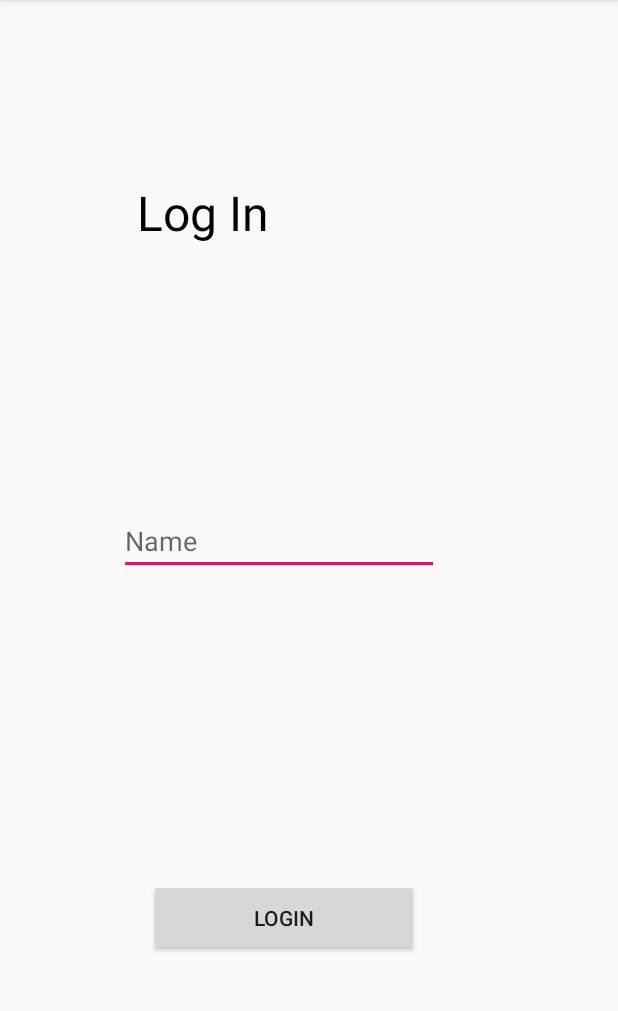
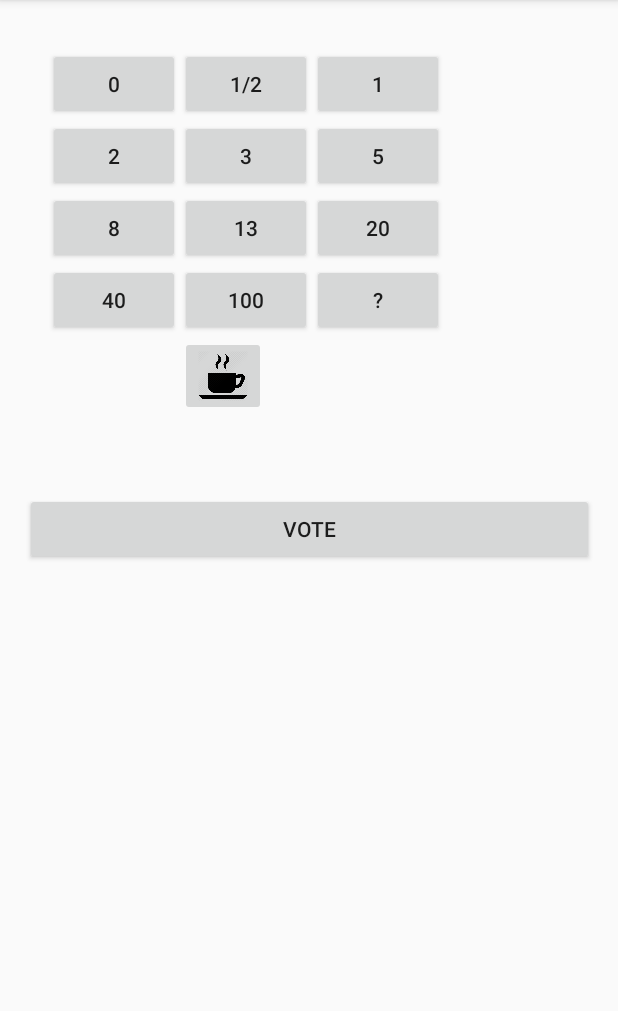
Before and after one commit to kotunde/AndroidPokerApp, an Android app: the screen it shows after launch (LoginScreen before the commit, VoteActivity after it), after a tap on "LOGIN", on a phone screen of 412 x 824 dp, the part 84-1095 px from its top. Run offline under Robolectric (Android 15) with nearby library versions, the phone set to English and light mode, and no system bars; 2 statements that could not run were skipped.

Commit message:
lkasjdf;a

```diff
--- a/PlanItPoker/app/build.gradle
+++ b/PlanItPoker/app/build.gradle
@@ -22,6 +22,7 @@ dependencies {
     implementation fileTree(dir: 'libs', include: ['*.jar'])
     implementation 'androidx.appcompat:appcompat:1.1.0'
     implementation 'androidx.constraintlayout:constraintlayout:1.1.3'
+    implementation 'androidx.recyclerview:recyclerview:1.0.0'
     testImplementation 'junit:junit:4.12'
     androidTestImplementation 'androidx.test.ext:junit:1.1.0'
     androidTestImplementation 'androidx.test.espresso:espresso-core:3.1.1'
--- a/PlanItPoker/app/src/main/AndroidManifest.xml
+++ b/PlanItPoker/app/src/main/AndroidManifest.xml
@@ -9,9 +9,9 @@
         android:roundIcon="@mipmap/ic_launcher_round"
         android:supportsRtl="true"
         android:theme="@style/AppTheme">
-        <activity android:name=".MainActivity">
-        </activity>
-        <activity android:name=".LoginScreen">
+        <activity android:name=".VoteFragment"></activity>
+        <activity android:name=".VoteActivity"></activity>
+        <activity android:name=".LoginScreenActivity">
             <intent-filter>
                 <action android:name="android.intent.action.MAIN" />
 
--- a/PlanItPoker/app/src/main/java/com/example/planitpoker/LoginScreen.java
+++ b/PlanItPoker/app/src/main/java/com/example/planitpoker/LoginScreenActivity.java
@@ -7,7 +7,7 @@ import android.os.Bundle;
 import android.view.View;
 import android.widget.TextView;
 
-public class LoginScreen extends AppCompatActivity {
+public class LoginScreenActivity extends AppCompatActivity {
 
     @Override
     protected void onCreate(Bundle savedInstanceState) {
@@ -22,7 +22,7 @@ public class LoginScreen extends AppCompatActivity {
 
         String Name = Name_id.getText().toString();
 
-        Intent intent = new Intent(this,MainActivity.class);
+        Intent intent = new Intent(this, VoteActivity.class);
         intent.putExtra("Login_name",Name);
         startActivity(intent);
 
--- a/PlanItPoker/app/src/main/java/com/example/planitpoker/MainActivity.java
+++ /dev/null
@@ -1,14 +0,0 @@
-package com.example.planitpoker;
-
-import androidx.appcompat.app.AppCompatActivity;
-
-import android.os.Bundle;
-
-public class MainActivity extends AppCompatActivity {
-
-    @Override
-    protected void onCreate(Bundle savedInstanceState) {
-        super.onCreate(savedInstanceState);
-        setContentView(R.layout.activity_main);
-    }
-}
--- /dev/null
+++ b/PlanItPoker/app/src/main/java/com/example/planitpoker/VoteActivity.java
@@ -0,0 +1,24 @@
+package com.example.planitpoker;
+
+import android.os.Bundle;
+import androidx.appcompat.app.AppCompatActivity;
+import androidx.fragment.app.FragmentTransaction;
+
+
+public class VoteActivity extends AppCompatActivity
+{
+
+    @Override
+    protected void onCreate(Bundle savedInstanceState)
+    {
+        super.onCreate(savedInstanceState);
+        setContentView(R.layout.activity_vote);
+        FragmentTransaction ft = getSupportFragmentManager().beginTransaction();
+        //ft.replace(R.id.fg_placeholder,new VoteFragment());
+        //ft.commit();
+        VoteFragment voteFragment = new VoteFragment();
+        ft.add(R.id.fg_placeholder,voteFragment);
+        ft.commit();
+
+    }
+}
--- /dev/null
+++ b/PlanItPoker/app/src/main/java/com/example/planitpoker/VoteFragment.java
@@ -0,0 +1,65 @@
+package com.example.planitpoker;
+
+import android.graphics.Bitmap;
+import android.graphics.drawable.BitmapDrawable;
+import android.graphics.drawable.Drawable;
+import android.os.Bundle;
+import android.view.LayoutInflater;
+import android.view.View;
+import android.view.ViewGroup;
+import android.widget.Button;
+import android.widget.GridLayout;
+import android.widget.ImageButton;
+import androidx.fragment.app.Fragment;
+
+import java.util.ArrayList;
+import java.util.Arrays;
+
+public class VoteFragment extends Fragment
+{
+
+    @Override
+    public View onCreateView(LayoutInflater inflater, ViewGroup container,Bundle savedInstanceState)
+    {
+        View retView = inflater.inflate(R.layout.vote_fragment,container,false);
+
+        ArrayList<String> buttonText = new ArrayList<>(Arrays.asList("0","1/2","1","2","3","5","8","13","20","40","100","?"));
+        GridLayout myGridLayout =retView.findViewById(R.id.ly_grid);
+
+        //fill grid with buttons
+        for (int i=0; i<12; ++i)
+        {
+            Button myButton = new Button(getContext());
+
+            myButton.setId(i);
+            String btn_text = buttonText.get(i).toString();
+            myButton.setText(btn_text);
+            myGridLayout.addView(myButton);
+        }
+        //Space space = new Space(getContext());
+        //myGridLayout.addView(space);
+        ImageButton myButton = new ImageButton(getContext());
+        myButton.setLayoutParams(new GridLayout.LayoutParams());
+        int btn_id=12;
+        GridLayout.LayoutParams params = new GridLayout.LayoutParams(GridLayout.spec(4),GridLayout.spec(1));
+        GridLayout.LayoutParams param = new GridLayout.LayoutParams();
+        myButton.setLayoutParams(params);
+        myButton.setId(btn_id);
+        Drawable dr = getResources().getDrawable(R.drawable.coffe,null);
+        Bitmap bitmap = ((BitmapDrawable)dr).getBitmap();
+        Drawable d = new BitmapDrawable(getResources(),Bitmap.createScaledBitmap(bitmap,50,50,true));
+        myButton.setImageDrawable(d);
+        myGridLayout.addView(myButton);
+
+
+        for(int i = 0; i < 13; ++i)
+        {
+            myButton = retView.findViewById(i);
+            myButton.setOnClickListener();
+        }
+
+        return retView;
+    }
+
+
+}
--- a/PlanItPoker/app/src/main/res/layout/activity_login_screen.xml
+++ b/PlanItPoker/app/src/main/res/layout/activity_login_screen.xml
@@ -4,7 +4,7 @@
     xmlns:tools="http://schemas.android.com/tools"
     android:layout_width="match_parent"
     android:layout_height="match_parent"
-    tools:context=".LoginScreen">
+    tools:context=".LoginScreenActivity">
 
     <EditText
         android:id="@+id/Name_ET_id"
@@ -37,8 +37,8 @@
         android:id="@+id/Login_button_id"
         android:layout_width="180dp"
         android:layout_height="51dp"
+        android:onClick="Planning"
         android:text="Login"
-        android:onClick="Plannin"
         app:layout_constraintBottom_toBottomOf="parent"
         app:layout_constraintEnd_toEndOf="parent"
         app:layout_constraintHorizontal_bias="0.428"
--- a/PlanItPoker/app/src/main/res/layout/activity_main.xml
+++ /dev/null
@@ -1,18 +0,0 @@
-<?xml version="1.0" encoding="utf-8"?>
-<androidx.constraintlayout.widget.ConstraintLayout xmlns:android="http://schemas.android.com/apk/res/android"
-    xmlns:app="http://schemas.android.com/apk/res-auto"
-    xmlns:tools="http://schemas.android.com/tools"
-    android:layout_width="match_parent"
-    android:layout_height="match_parent"
-    tools:context=".MainActivity">
-
-    <TextView
-        android:layout_width="wrap_content"
-        android:layout_height="wrap_content"
-        android:text="Hello World!"
-        app:layout_constraintBottom_toBottomOf="parent"
-        app:layout_constraintLeft_toLeftOf="parent"
-        app:layout_constraintRight_toRightOf="parent"
-        app:layout_constraintTop_toTopOf="parent" />
-
-</androidx.constraintlayout.widget.ConstraintLayout>
--- /dev/null
+++ b/PlanItPoker/app/src/main/res/layout/activity_vote.xml
@@ -0,0 +1,24 @@
+<?xml version="1.0" encoding="utf-8"?>
+<androidx.constraintlayout.widget.ConstraintLayout xmlns:android="http://schemas.android.com/apk/res/android"
+    xmlns:app="http://schemas.android.com/apk/res-auto"
+    xmlns:tools="http://schemas.android.com/tools"
+    android:layout_width="match_parent"
+    android:layout_height="match_parent"
+    tools:context=".VoteActivity">
+
+    <FrameLayout
+        android:id="@+id/fg_placeholder"
+        android:layout_width="match_parent"
+        android:layout_height="match_parent"
+        android:layout_marginStart="16dp"
+        android:layout_marginTop="16dp"
+        android:layout_marginEnd="16dp"
+        android:layout_marginBottom="16dp"
+        app:layout_constraintBottom_toBottomOf="parent"
+        app:layout_constraintEnd_toEndOf="parent"
+        app:layout_constraintStart_toStartOf="parent"
+        app:layout_constraintTop_toTopOf="parent">
+
+    </FrameLayout>
+
+</androidx.constraintlayout.widget.ConstraintLayout>
--- /dev/null
+++ b/PlanItPoker/app/src/main/res/layout/vote_fragment.xml
@@ -0,0 +1,46 @@
+<?xml version="1.0" encoding="utf-8"?>
+<androidx.constraintlayout.widget.ConstraintLayout xmlns:android="http://schemas.android.com/apk/res/android"
+    xmlns:app="http://schemas.android.com/apk/res-auto"
+    xmlns:tools="http://schemas.android.com/tools"
+    android:layout_width="match_parent"
+    android:layout_height="match_parent"
+    tools:context=".VoteFragment">
+
+    <GridLayout
+        android:id="@+id/ly_grid"
+        android:layout_width="match_parent"
+        android:layout_height="wrap_content"
+        android:layout_marginStart="16dp"
+        android:layout_marginTop="16dp"
+        android:layout_marginEnd="16dp"
+        android:columnCount="3"
+        android:rowCount="5"
+        app:layout_constraintEnd_toEndOf="parent"
+        app:layout_constraintStart_toStartOf="parent"
+        app:layout_constraintTop_toTopOf="parent">
+    </GridLayout>
+
+    <TextView
+        android:id="@+id/tv_voteFor"
+        android:layout_width="379dp"
+        android:layout_height="wrap_content"
+        android:layout_marginStart="16dp"
+        android:layout_marginTop="16dp"
+        android:layout_marginEnd="16dp"
+        app:layout_constraintEnd_toEndOf="parent"
+        app:layout_constraintStart_toStartOf="parent"
+        app:layout_constraintTop_toBottomOf="@+id/ly_grid" />
+
+    <Button
+        android:id="@+id/btn_Vote"
+        android:layout_width="379dp"
+        android:layout_height="wrap_content"
+        android:layout_marginStart="16dp"
+        android:layout_marginTop="16dp"
+        android:layout_marginEnd="16dp"
+        android:text="VOTE"
+        app:layout_constraintEnd_toEndOf="parent"
+        app:layout_constraintStart_toStartOf="parent"
+        app:layout_constraintTop_toBottomOf="@+id/tv_voteFor" />
+
+</androidx.constraintlayout.widget.ConstraintLayout>
```
Also changed, not shown: PlanItPoker/app/src/main/res/drawable/coffe.png (added).
